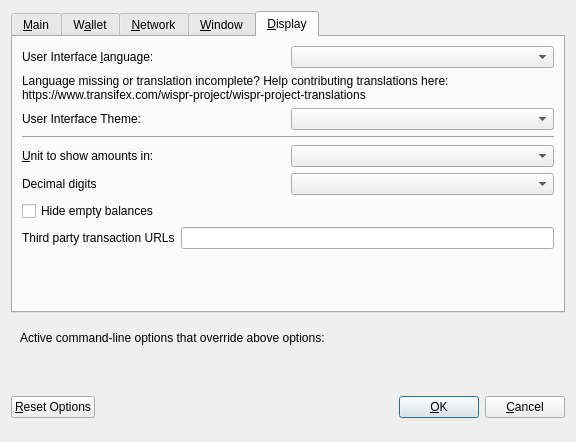
Before: the Qt Designer form src/qt/forms/optionsdialog.ui in WisprProject/core, drawn with Qt 5.
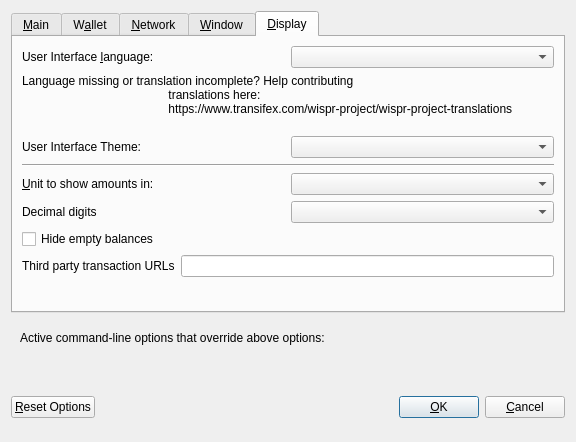
After: the same form once the commit is applied. The open tabs and pages were chosen to show the change. Custom widgets are drawn as their Qt base class.

```diff
--- a/src/qt/forms/optionsdialog.ui
+++ b/src/qt/forms/optionsdialog.ui
@@ -506,8 +506,10 @@
           <string notr="true"/>
          </property>
          <property name="text">
-          <string>Language missing or translation incomplete? Help contributing translations here:
-https://www.transifex.com/wispr-project/wispr-project-translations</string>
+                                        <string>Language missing or translation incomplete? Help contributing
+                                            translations here:
+                                            https://www.transifex.com/wispr-project/wispr-project-translations
+                                        </string>
          </property>
          <property name="wordWrap">
           <bool>true</bool>
```
Left out of the diff: 53 changed lines with no effect on the pictures. Lines whose indentation alone changed are shown as unchanged.
